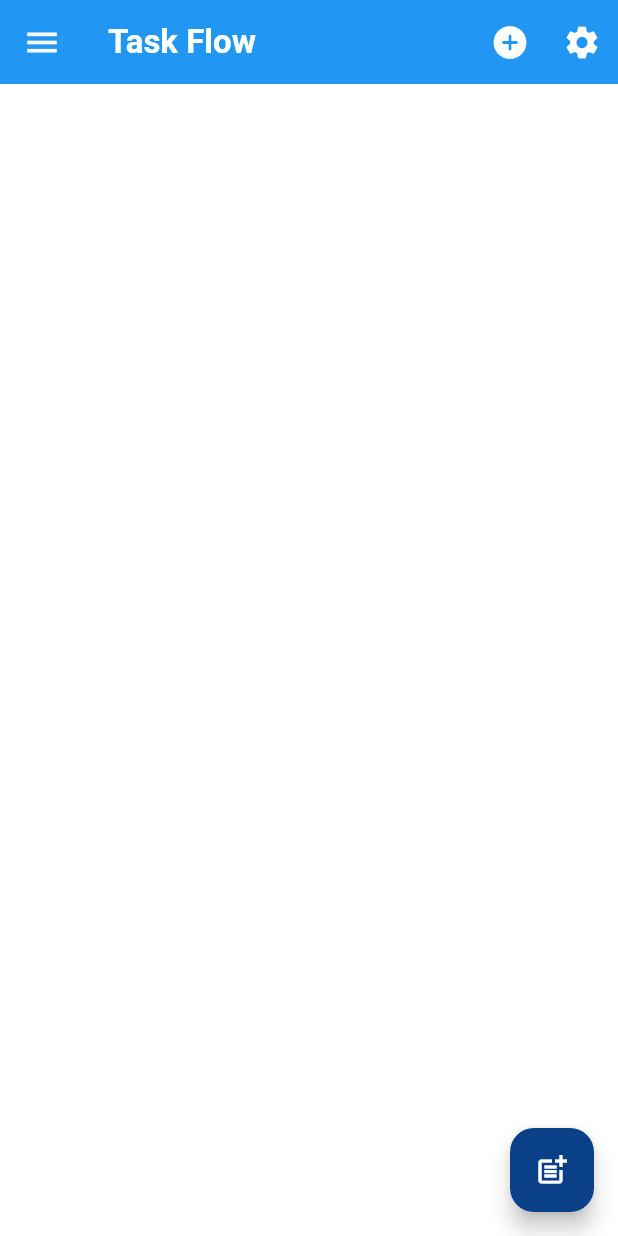
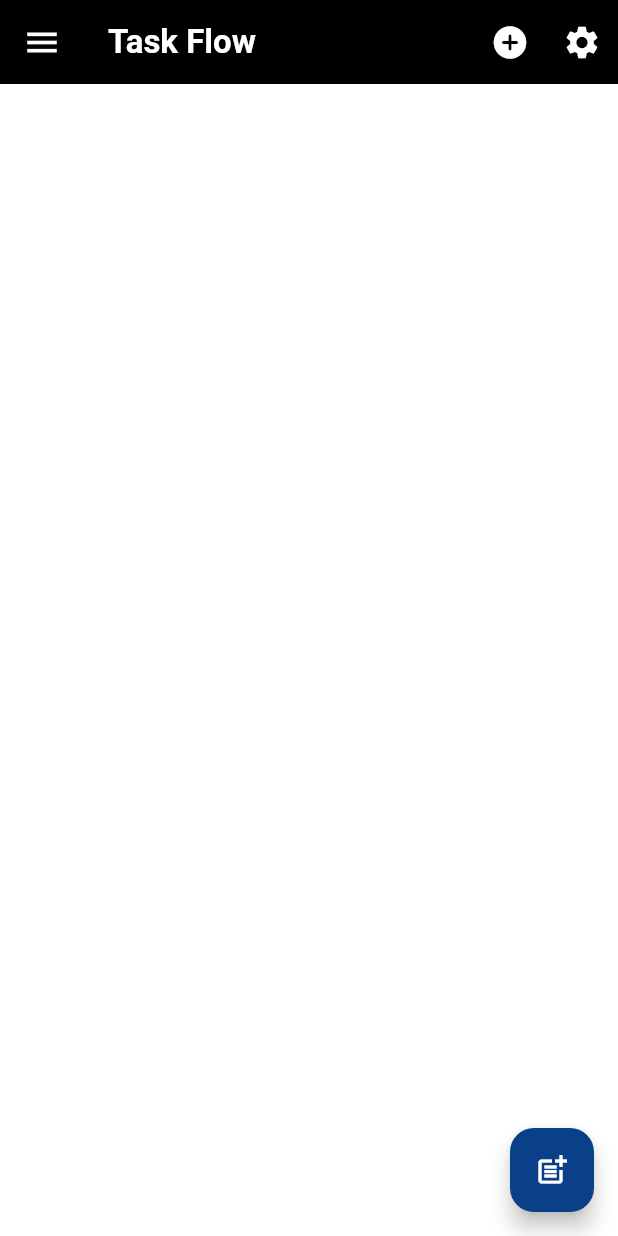
Before and after one commit to Blueshrine/task-flow, a Flutter app: the screen it shows after launch, on a phone screen of 412 x 824 dp. Run offline on Flutter 3.47's test engine with Material 2 defaults, Android fonts, the phone set to English and light mode, and no system bars; our stand-ins replace equatable, flutter_bloc, hydrated_bloc; missing offline and left inert: validatorless; Roboto replaces fonts that are missing (mplus1).

Commit message:
Changing the theme settings of the app.

```diff
--- a/task_flow_app/lib/ui/theme/theme_configuration.dart
+++ b/task_flow_app/lib/ui/theme/theme_configuration.dart
@@ -1,10 +1,9 @@
 import 'package:flutter/material.dart';
-
-import '../styles/app_colors.dart';
+//import '../styles/app_colors.dart';
 import '../styles/app_text_styles.dart';
 
 final class ThemeConfiguration {
-  ThemeConfiguration._();
+  const ThemeConfiguration._();
 
   // static final _defaultInputBorder = OutlineInputBorder(
   //   borderRadius: BorderRadius.circular(0),
@@ -15,14 +14,14 @@ final class ThemeConfiguration {
     useMaterial3: true,
     scaffoldBackgroundColor: Colors.white,
     appBarTheme: const AppBarTheme(
-      color: Colors.blue,
+      color: Colors.black,
       iconTheme: IconThemeData(color: Colors.white, size: 26),
     ),
-    colorScheme: ColorScheme.fromSeed(
-      seedColor: AppColors.instance.primary,
-      primary: AppColors.instance.primary,
-      secondary: AppColors.instance.secondary,
-    ),
+    // colorScheme: ColorScheme.fromSeed(
+    //   seedColor: AppColors.instance.primary,
+    //   primary: AppColors.instance.primary,
+    //   secondary: AppColors.instance.secondary,
+    // ),
     floatingActionButtonTheme: const FloatingActionButtonThemeData(
       foregroundColor: Colors.white,
       backgroundColor: Color.fromARGB(255, 9, 64, 136),
```
